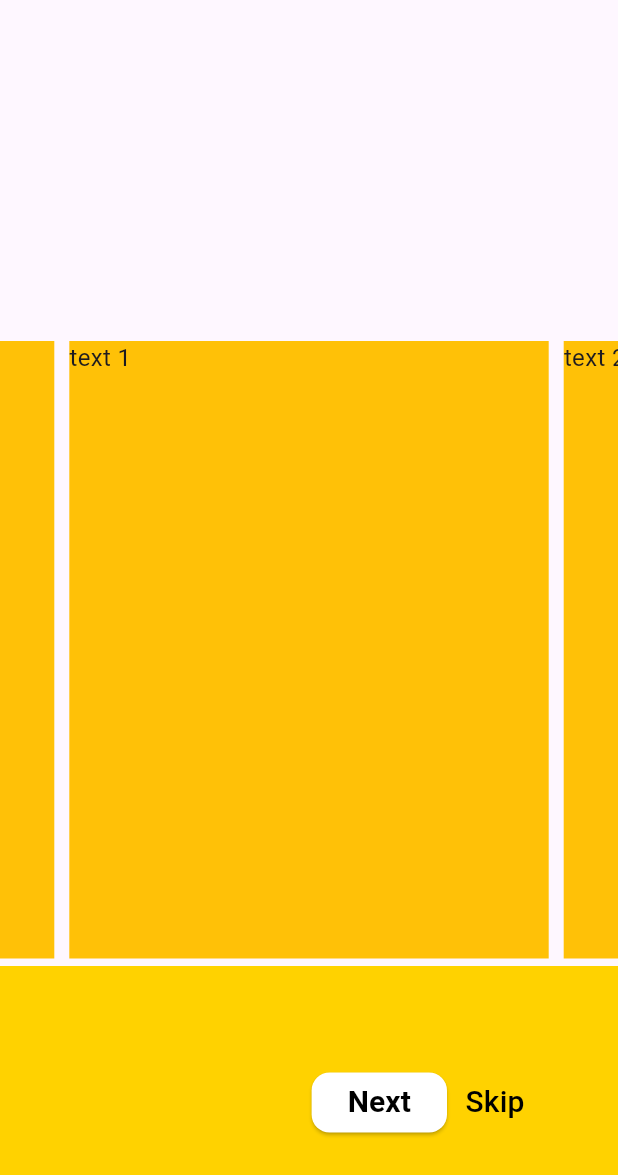
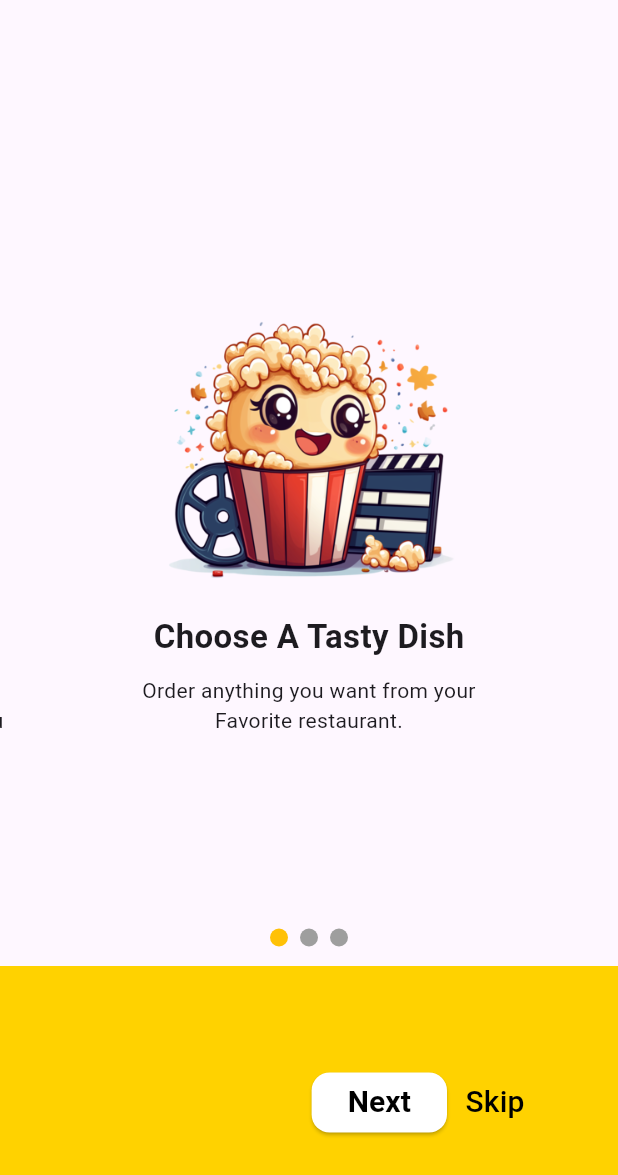
Before and after one commit to WmIsuru2001/Food_app, a Flutter app: the screen it shows after launch, on a phone screen of 412 x 824 dp. Shown: the top 1175 px of the screen. Run offline on Flutter 3.47's test engine with Material 3 defaults, Android fonts, the phone set to English and light mode, and no system bars; drawn by our look-alikes of carousel_slider.

Commit message:
create splash screen

```diff
--- a/lib/screens/splash_screen/getting_started.dart
+++ b/lib/screens/splash_screen/getting_started.dart
@@ -10,6 +10,27 @@ class GettingStarted extends StatefulWidget {
 
 class _GettingStartedState extends State<GettingStarted> {
   CarouselSliderController carouselController = CarouselSliderController();
+  List<Widget> list = [
+    const SliderItems(
+      ImageUrl: "assets/popcorn.png",
+      text1: "Choose A Tasty Dish",
+      text2: "Order anything you want from your \nFavorite restaurant.",
+    ),
+    const SliderItems(
+      ImageUrl: "assets/payment.png",
+      text1: "Easy Payment",
+      text2:
+          "Payment mode easy through debiy \ncard,credit card & more ways to pay \nfor your food",
+    ),
+    const SliderItems(
+      ImageUrl: "assets/enjoyFood.png",
+      text1: "Enjoy the Taste!",
+      text2:
+          "Healthy eating means eating a variety \nof foods that give you the nutrients you \need to maintain your health",
+    ),
+  ];
+  int _current = 0;
+
   @override
   Widget build(BuildContext context) {
     final size = MediaQuery.of(context).size;
@@ -18,19 +39,40 @@ class _GettingStartedState extends State<GettingStarted> {
         mainAxisAlignment: MainAxisAlignment.end,
         children: [
           CarouselSlider(
-            options: CarouselOptions(height: size.height / 2),
-            items: [1, 2, 3, 4, 5].map((i) {
+            options: CarouselOptions(
+                height: size.height / 2,
+                autoPlay: false,
+                onPageChanged: (index, reason) {
+                  setState(() {
+                    _current = index;
+                  });
+                }),
+            carouselController: carouselController,
+            items: list.map((i) {
               return Builder(
                 builder: (BuildContext context) {
                   return Container(
-                      width: MediaQuery.of(context).size.width,
-                      margin: const EdgeInsets.symmetric(horizontal: 5.0),
-                      decoration: const BoxDecoration(color: Colors.amber),
-                      child: Text(
-                        'text $i',
-                        style: const TextStyle(fontSize: 16.0),
-                      ));
+                    child: i,
+                  );
                 },
+              );
+            }).toList(),
+          ),
+          Row(
+            mainAxisAlignment: MainAxisAlignment.center,
+            children: list.asMap().entries.map((entry) {
+              return GestureDetector(
+                onTap: () => carouselController.animateToPage(entry.key),
+                child: Container(
+                  width: 12.0,
+                  height: 12.0,
+                  margin: const EdgeInsets.symmetric(
+                      vertical: 8.0, horizontal: 4.0),
+                  decoration: BoxDecoration(
+                      shape: BoxShape.circle,
+                      color:
+                          _current == entry.key ? Colors.amber : Colors.grey),
+                ),
               );
             }).toList(),
           ),
@@ -51,7 +93,7 @@ class _GettingStartedState extends State<GettingStarted> {
                   mainAxisAlignment: MainAxisAlignment.end,
                   children: [
                     ElevatedButton(
-                      onPressed: () {},
+                      onPressed: () => carouselController.nextPage(),
                       style: ElevatedButton.styleFrom(
                         backgroundColor: const Color(0xffffffff),
                         shape: RoundedRectangleBorder(
@@ -87,3 +129,47 @@ class _GettingStartedState extends State<GettingStarted> {
     );
   }
 }
+
+class SliderItems extends StatelessWidget {
+  final String ImageUrl;
+  final String text1;
+  final String text2;
+  const SliderItems(
+      {super.key,
+      required this.ImageUrl,
+      required this.text1,
+      required this.text2});
+
+  @override
+  Widget build(BuildContext context) {
+    return Column(
+      children: [
+        Image.asset(
+          ImageUrl,
+          width: 200,
+        ),
+        const SizedBox(
+          height: 10,
+        ),
+        Text(
+          text1,
+          style: const TextStyle(
+            fontSize: 22,
+            fontWeight: FontWeight.w600,
+          ),
+        ),
+        const SizedBox(
+          height: 10,
+        ),
+        Text(
+          text2,
+          textAlign: TextAlign.center,
+          style: const TextStyle(
+            fontSize: 14,
+            fontWeight: FontWeight.w400,
+          ),
+        ),
+      ],
+    );
+  }
+}
--- a/pubspec.yaml
+++ b/pubspec.yaml
@@ -61,9 +61,8 @@ flutter:
   uses-material-design: true
 
   # To add assets to your application, add an assets section, like this:
-  # assets:
-  #   - images/a_dot_burr.jpeg
-  #   - images/a_dot_ham.jpeg
+  assets:
+     - assets/
 
   # An image asset can refer to one or more resolution-specific "variants", see
   # https://flutter.dev/to/resolution-aware-images
```
Also changed, not shown: assets/enjoyFood.png (added), assets/payment.png (added), assets/popcorn.png (added).
